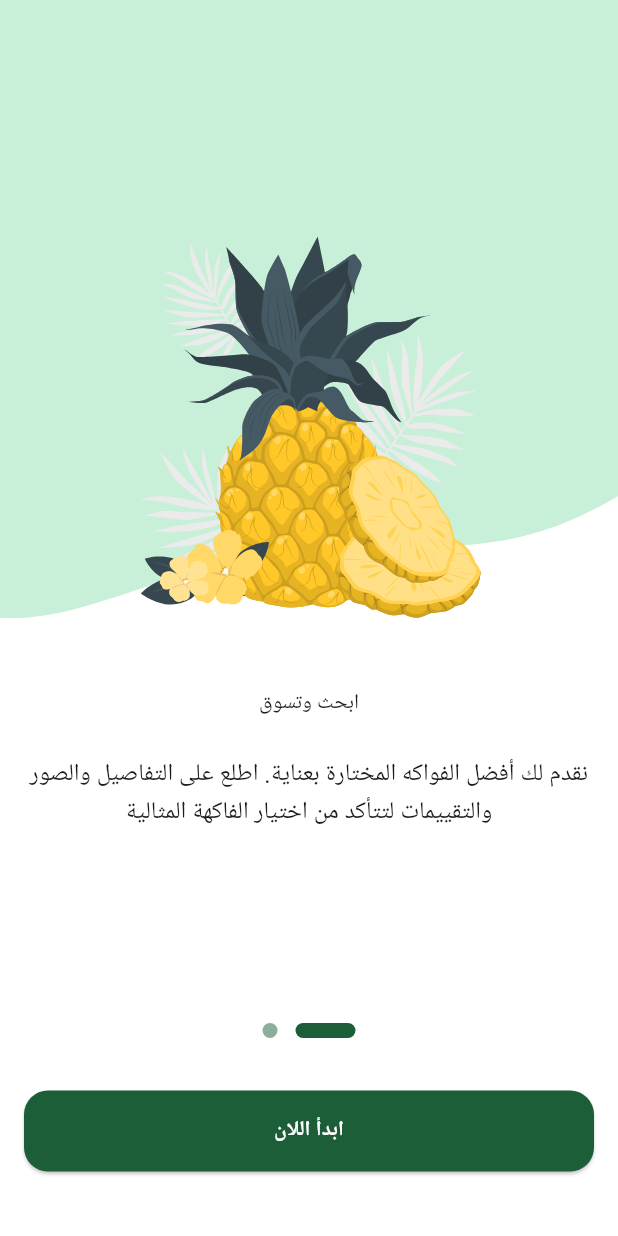
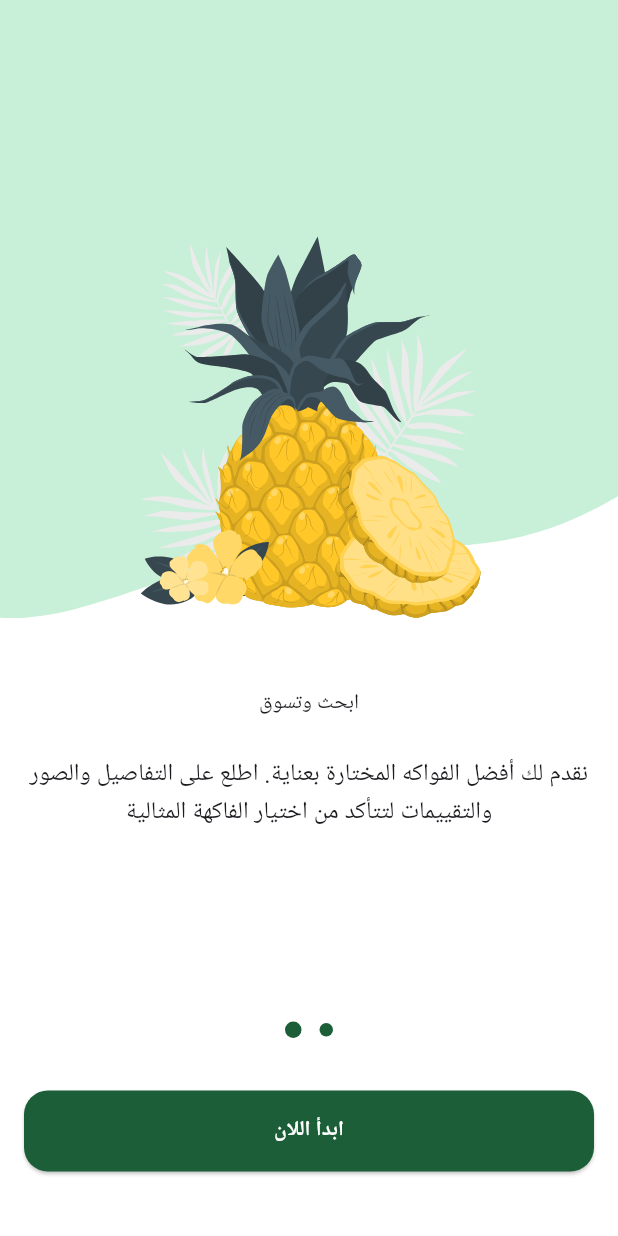
Before and after one commit to PhilopaterNabil/Fruits_Hub-App, a Flutter app: the screen it shows after launch, swiped to page 2, on a phone screen of 412 x 824 dp. Run offline on Flutter 3.47's test engine with Material 3 defaults, Android fonts, the phone set to English and light mode, and no system bars; drawn by our look-alikes of dots_indicator; our stand-ins replace flutter_svg.

Commit message:
Update DotsIndicator styling to reflect current page state in onboarding flow

```diff
--- a/lib/features/on_boarding/presentation/views/widgets/on_boarding_view_body.dart
+++ b/lib/features/on_boarding/presentation/views/widgets/on_boarding_view_body.dart
@@ -40,13 +40,9 @@ class _OnBoardingViewBodyState extends State<OnBoardingViewBody> {
         DotsIndicator(
           dotsCount: 2,
           decorator: DotsDecorator(
-            color: AppColors.greenColor.withOpacity(0.5),
-            activeColor: AppColors.greenColor,
-            size: Size(10, 10),
-            activeSize: Size(40, 10),
-            activeShape: RoundedRectangleBorder(
-              borderRadius: BorderRadius.circular(5),
-            ),
+            color: currentPage == 0 ? AppColors.greenColor.withOpacity(0.5) : AppColors.greenColor,
+            activeColor: currentPage == 0 ? AppColors.greenColor : AppColors.greenColor,
+            size: Size(11, 11),
           ),
         ),
         SizedBox(height: 29),
```
